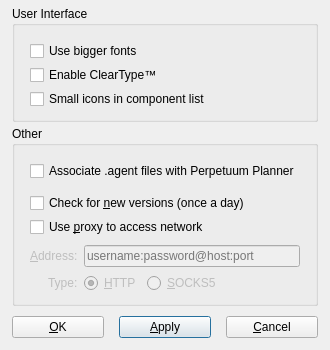
The window that src/optionsdialog.ui (nnemkin/perpetuum-planner) describes before a commit, drawn with Qt 5.
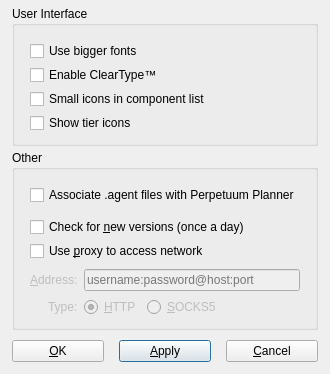
The same window after the commit.

Diff of the .ui file:
```diff
--- a/src/optionsdialog.ui
+++ b/src/optionsdialog.ui
@@ -7,7 +7,7 @@
     <x>0</x>
     <y>0</y>
     <width>299</width>
-    <height>328</height>
+    <height>339</height>
    </rect>
   </property>
   <property name="windowTitle">
@@ -83,6 +83,16 @@
         </property>
        </widget>
       </item>
+      <item>
+       <widget class="QCheckBox" name="checkTierIcons">
+        <property name="text">
+         <string>Show tier icons</string>
+        </property>
+        <property name="option" stdset="0">
+         <string notr="true">ItemsView/TierIcons</string>
+        </property>
+       </widget>
+      </item>
      </layout>
     </widget>
    </item>
```
